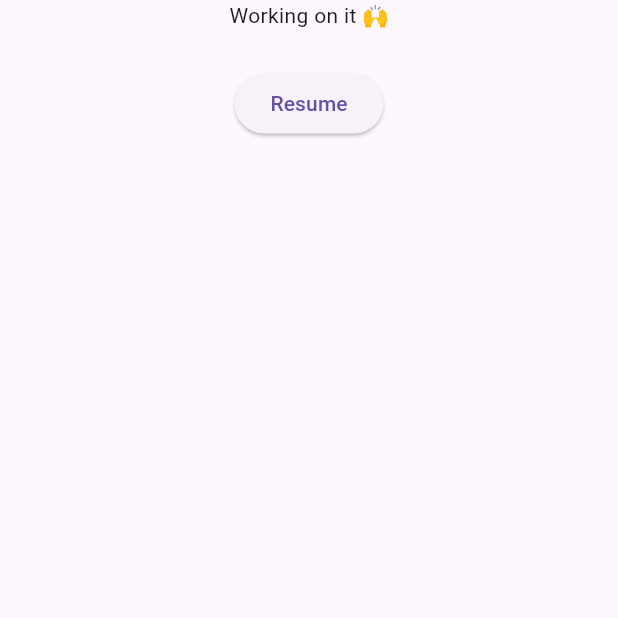
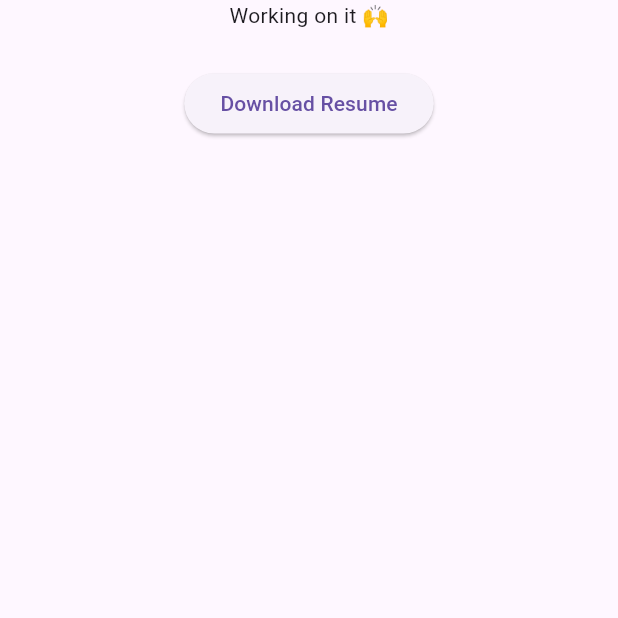
Before and after one commit to omkark958/portfolio, a Flutter app: the screen it shows after launch, on a phone screen of 412 x 824 dp, the top half of it. Run offline on Flutter 3.47's test engine with Material 3 defaults, Android fonts, the light colour scheme and no system bars; our stand-ins replace get; missing offline and left inert: universal_html; key blocks and very long unbroken strings in the code were emptied for the run.

```diff
--- a/lib/screens/home.screen.dart
+++ b/lib/screens/home.screen.dart
@@ -42,7 +42,7 @@ void openBase64PdfInNewTab(
   Widget build(BuildContext context){
     return Scaffold(body:Center(
       child:  Column(children: [Text("Working on it 🙌"),SizedBox(height: 25,),
-      ElevatedButton(onPressed: openBase64PdfInNewTab, child: Text("Resume"))],),
+      ElevatedButton(onPressed: openBase64PdfInNewTab, child: Text("Download Resume"))],),
     ));
   }
 }
```
